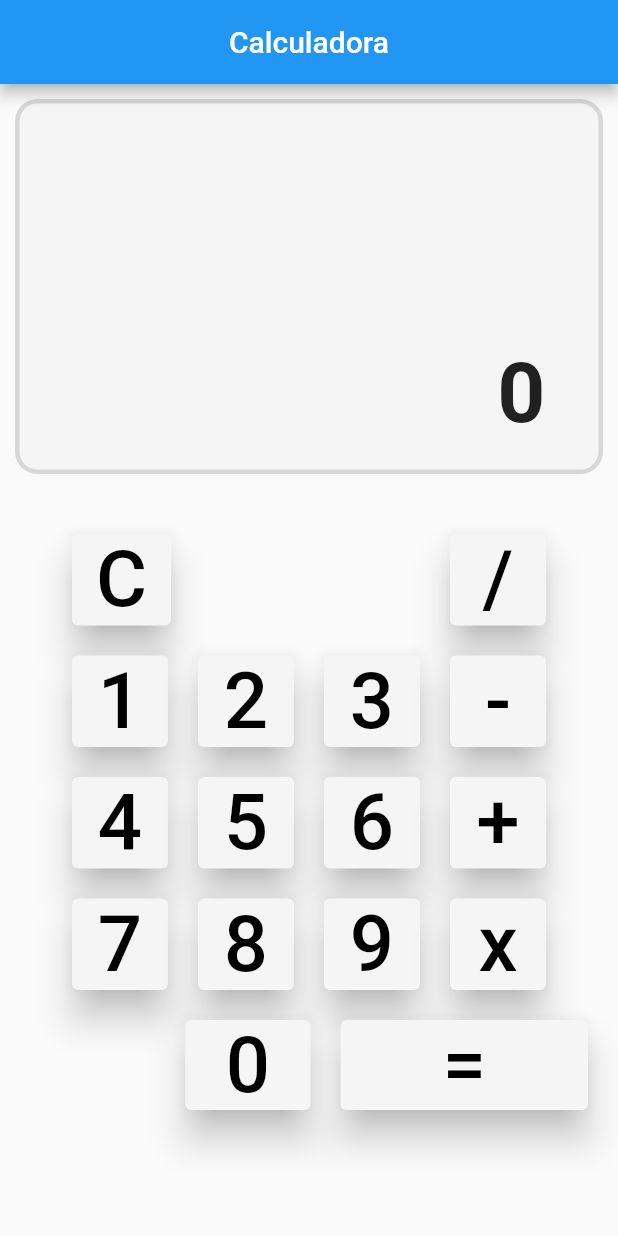
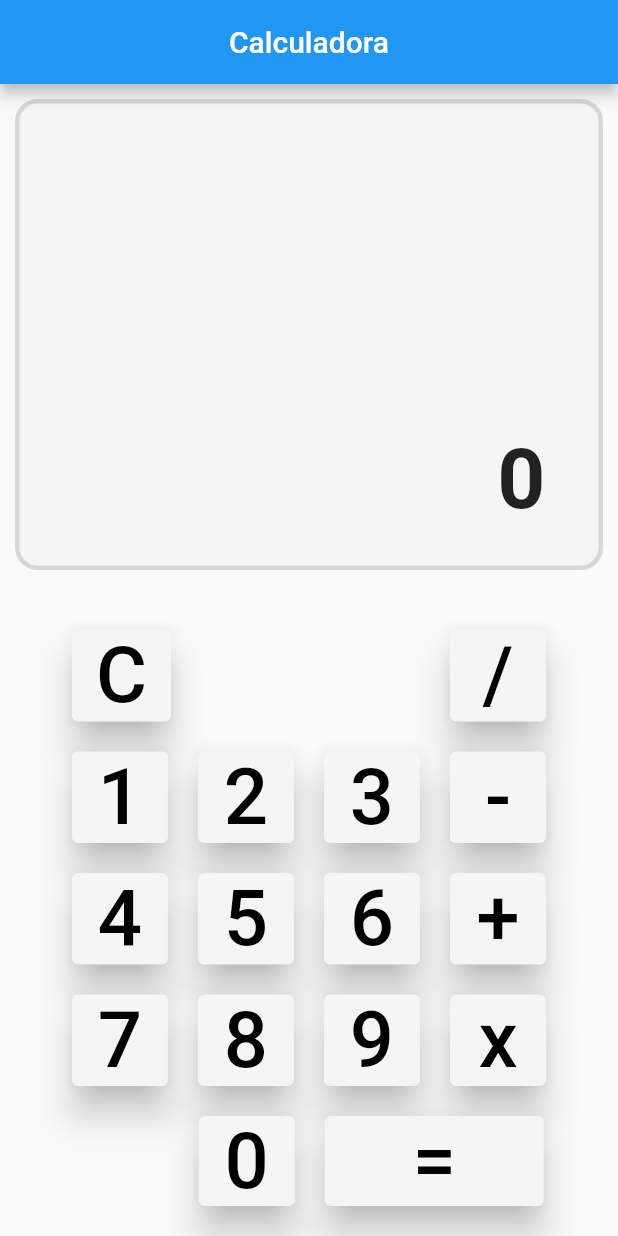
Before and after one commit to morawer/Flutter-Test-Design, a Flutter app: the screen it shows after launch, on a phone screen of 412 x 824 dp. Run offline on Flutter 3.47's test engine with Material 2 defaults, Android fonts, the phone set to English and light mode, and no system bars.

Commit message:
MODIFIED button positioned

```diff
--- a/lib/home_screen.dart
+++ b/lib/home_screen.dart
@@ -46,9 +46,9 @@ class _HomeScreenState extends State<HomeScreen> {
           padding: const EdgeInsets.all(10.0),
           child: Column(
             children: [
-              Container(
+              Expanded(
+                child: Container(
                   alignment: const Alignment(0.8, 0.8),
-                height: 250.0,
                   decoration: BoxDecoration(
                       border: Border.all(width: 3.0, color: Colors.black12),
                       color: Colors.grey[100],
@@ -56,6 +56,7 @@ class _HomeScreenState extends State<HomeScreen> {
                   child: Text(output,
                       style: const TextStyle(
                           fontSize: 56, fontWeight: FontWeight.bold)),
+                ),
               ),
               const SizedBox(height: 30),
               Row(
@@ -97,10 +98,9 @@ class _HomeScreenState extends State<HomeScreen> {
               Row(
                 mainAxisAlignment: MainAxisAlignment.center,
                 children: [
-                  const Expanded(child: SizedBox(height: 80)),
-                  Expanded(
-                      child: SizedBox(height: 80, child: _creatorButton('0'))),
-                  SizedBox(height: 80, width: 185, child: _creatorButton('=')),
+                  const SizedBox(height: 80, width: 83),
+                  SizedBox(height: 80, child: _creatorButton('0')),
+                  SizedBox(height: 80, width: 166, child: _creatorButton('=')),
                 ],
               ),
             ],
```
Lines whose indentation alone changed are shown as unchanged.
